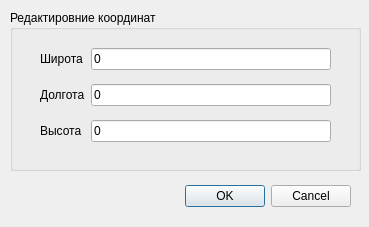
Qt form dialogcoordedit.ui (Fail174/CameraCalibrator) before a commit.
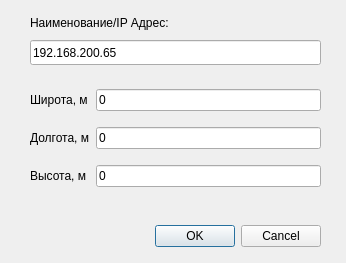
The same form after that commit.

```diff
--- a/dialogcoordedit.ui
+++ b/dialogcoordedit.ui
@@ -6,8 +6,8 @@
    <rect>
     <x>0</x>
     <y>0</y>
-    <width>369</width>
-    <height>227</height>
+    <width>346</width>
+    <height>263</height>
    </rect>
   </property>
   <property name="windowTitle">
@@ -16,9 +16,9 @@
   <widget class="QDialogButtonBox" name="buttonBox">
    <property name="geometry">
     <rect>
-     <x>10</x>
-     <y>180</y>
-     <width>341</width>
+     <x>20</x>
+     <y>220</y>
+     <width>301</width>
      <height>32</height>
     </rect>
    </property>
@@ -29,25 +29,26 @@
     <set>QDialogButtonBox::Cancel|QDialogButtonBox::Ok</set>
    </property>
   </widget>
-  <widget class="QGroupBox" name="groupBox">
+  <widget class="QLineEdit" name="lineEdit_Name">
    <property name="geometry">
     <rect>
-     <x>10</x>
-     <y>10</y>
-     <width>351</width>
-     <height>161</height>
+     <x>30</x>
+     <y>40</y>
+     <width>291</width>
+     <height>25</height>
     </rect>
    </property>
-   <property name="title">
-    <string>Редактировние координат</string>
+   <property name="text">
+    <string>192.168.200.65</string>
    </property>
+  </widget>
    <widget class="QWidget" name="gridLayoutWidget">
     <property name="geometry">
      <rect>
       <x>30</x>
-      <y>30</y>
+     <y>79</y>
       <width>291</width>
-      <height>110</height>
+     <height>121</height>
      </rect>
     </property>
     <layout class="QGridLayout" name="gridLayout">
@@ -61,7 +62,7 @@
      <item row="1" column="0">
       <widget class="QLabel" name="label_2">
        <property name="text">
-        <string>Долгота</string>
+       <string>Долгота, м</string>
        </property>
       </widget>
      </item>
@@ -75,14 +76,14 @@
      <item row="0" column="0">
       <widget class="QLabel" name="label">
        <property name="text">
-        <string>Широта</string>
+       <string>Широта, м</string>
        </property>
       </widget>
      </item>
      <item row="2" column="0">
       <widget class="QLabel" name="label_3">
        <property name="text">
-        <string>Высота</string>
+       <string>Высота, м</string>
        </property>
       </widget>
      </item>
@@ -95,6 +96,18 @@
      </item>
     </layout>
    </widget>
+  <widget class="QLabel" name="label_name">
+   <property name="geometry">
+    <rect>
+     <x>30</x>
+     <y>10</y>
+     <width>191</width>
+     <height>25</height>
+    </rect>
+   </property>
+   <property name="text">
+    <string>Наименование/IP Адрес:</string>
+   </property>
   </widget>
  </widget>
  <resources/>
```
Lines whose indentation alone changed are shown as unchanged.
